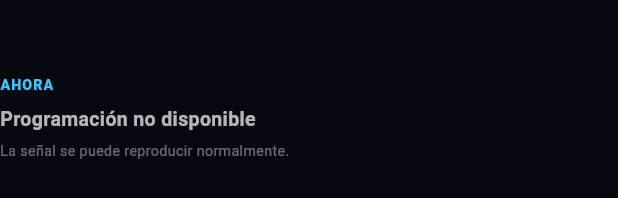
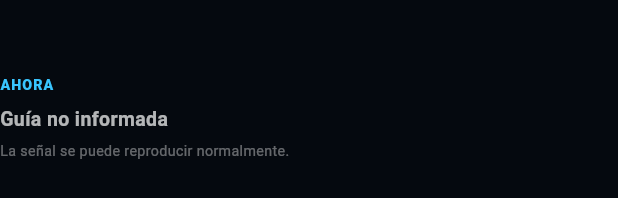
Before and after one commit to luchozurita2019-ui/tvplayer, a Flutter app: the _ProgramGuidePanel widget shown alone on an empty page, opened directly with empty values, on a phone screen of 412 x 824 dp. Shown: the part 500-698 px from the top of the screen. Run offline on Flutter 3.47's test engine with Material 3 defaults, Android fonts, the phone set to English and light mode, and no system bars; our stand-ins replace shared_preferences, sqflite; missing offline and left inert: media_kit, media_kit_video; accounts and stored records are empty; network calls fail.

Commit message:
Clarify LIVE guide unavailable state

```diff
--- a/lib/widgets/tv_live_premium_catalog.dart
+++ b/lib/widgets/tv_live_premium_catalog.dart
@@ -399,13 +399,13 @@ class _ProgramGuidePanel extends StatelessWidget {
     final current = guide?.now;
     final next = guide?.next;
     if (!enabled) {
-      return const _GuideFallback(message: 'Programación no disponible');
+      return const _GuideFallback(message: 'Guía no informada');
     }
     if (loading) {
       return const _GuideFallback(message: 'Consultando programación…');
     }
     if (current == null && next == null) {
-      return const _GuideFallback(message: 'Programación no disponible');
+      return const _GuideFallback(message: 'Guía no informada');
     }
 
     return Column(
```
